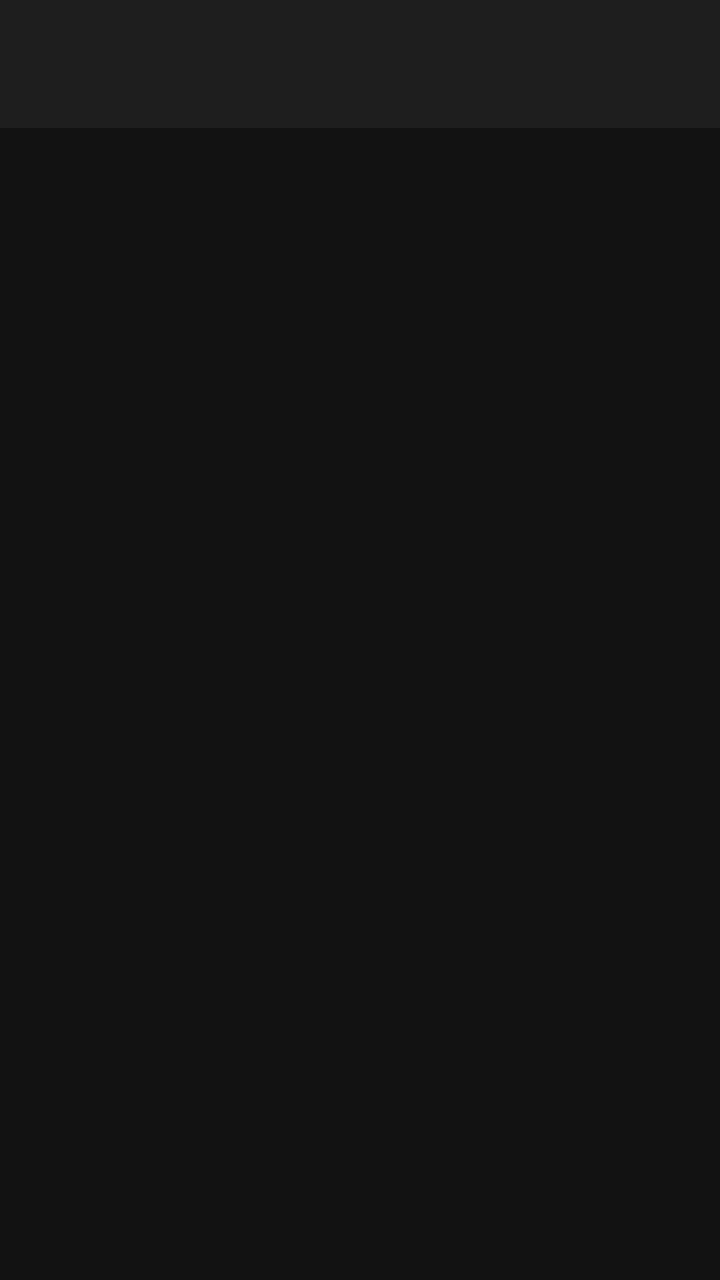
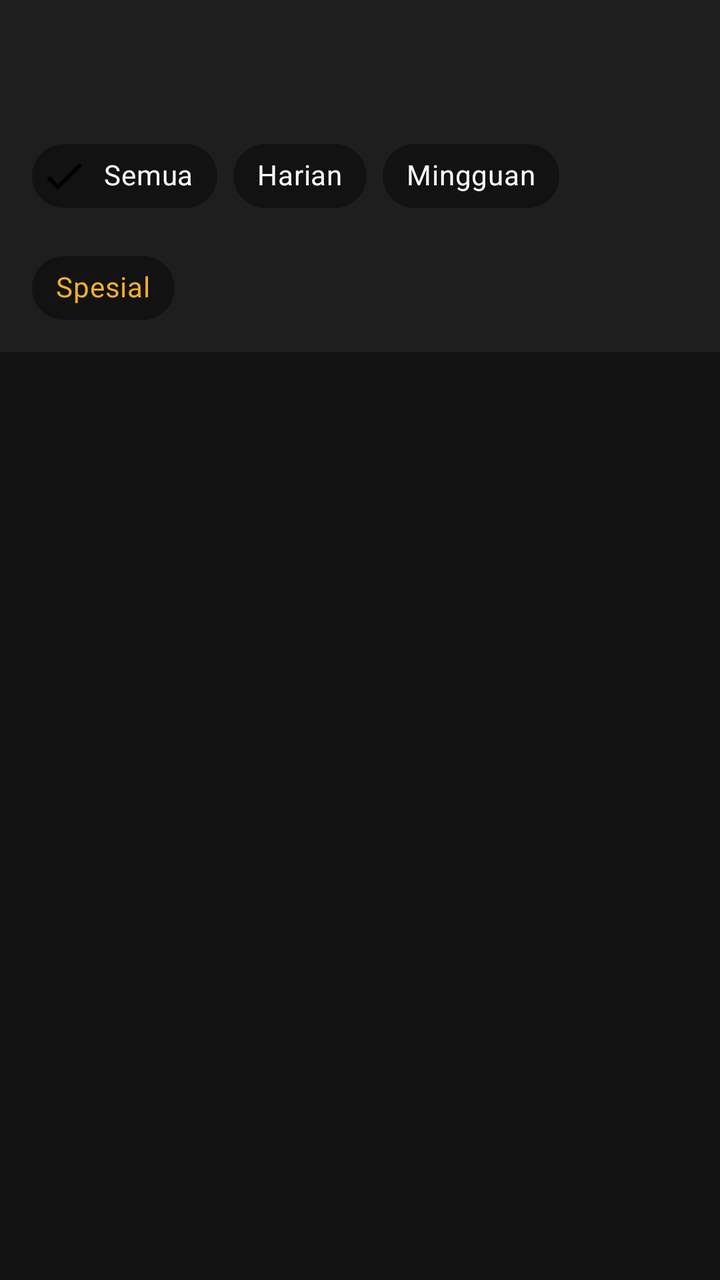

Compare the two renders of this Android layout. The source of the first and the diff that turns it into the second are given below.
<!-- AndroidManifest.xml: application theme Theme.Material3.Dark.NoActionBar -->
<!-- res/layout/fragment_message.xml -->
<?xml version="1.0" encoding="utf-8"?>
<androidx.coordinatorlayout.widget.CoordinatorLayout xmlns:android="http://schemas.android.com/apk/res/android"
    xmlns:app="http://schemas.android.com/apk/res-auto"
    xmlns:tools="http://schemas.android.com/tools"
    android:layout_width="match_parent"
    android:layout_height="match_parent"
    android:background="@color/BackgroundDark"
    tools:context=".Message.MessageFragment">

    <com.google.android.material.appbar.AppBarLayout
        android:id="@+id/appBarLayout"
        android:layout_width="match_parent"
        android:layout_height="wrap_content"
        android:theme="@style/ThemeOverlay.AppCompat.Dark.ActionBar">

        <androidx.appcompat.widget.Toolbar
            android:id="@+id/toolbar"
            android:layout_width="match_parent"
            android:layout_height="?attr/actionBarSize"
            android:background="@color/CardDark"
            app:layout_scrollFlags="scroll|enterAlways"
            app:subtitleTextColor="@color/TextWhite"
            app:titleTextColor="@color/TextGold" />

    </com.google.android.material.appbar.AppBarLayout>

    <ListView
        android:id="@+id/listMessageItems"
        android:layout_width="match_parent"
        android:layout_height="match_parent"
        android:divider="@null"
        android:dividerHeight="0dp"
        app:layout_behavior="@string/appbar_scrolling_view_behavior" />

</androidx.coordinatorlayout.widget.CoordinatorLayout>
<!-- resources referenced by this layout -->
<resources>
  <color name="BackgroundDark">#121212</color>
  <color name="CardDark">#1E1E1E</color>
  <color name="TextGold">#F3B026</color>
  <color name="TextWhite">#E0E0E0</color>
</resources>

<!-- the commit's change to res/layout/fragment_message.xml (unified diff, before → after) -->
@@ -11,6 +11,7 @@
         android:id="@+id/appBarLayout"
         android:layout_width="match_parent"
         android:layout_height="wrap_content"
+        android:background="@color/CardDark"
         android:theme="@style/ThemeOverlay.AppCompat.Dark.ActionBar">
 
         <androidx.appcompat.widget.Toolbar
@@ -21,6 +22,55 @@
             app:layout_scrollFlags="scroll|enterAlways"
             app:subtitleTextColor="@color/TextWhite"
             app:titleTextColor="@color/TextGold" />
+
+        
+        <com.google.android.material.chip.ChipGroup
+            android:id="@+id/chipGroupQuest"
+            android:layout_width="match_parent"
+            android:layout_height="wrap_content"
+            android:paddingHorizontal="16dp"
+            android:paddingBottom="8dp"
+            app:selectionRequired="true"
+            app:singleSelection="true">
+
+            <com.google.android.material.chip.Chip
+                android:id="@+id/chipSemua"
+                style="@style/Widget.MaterialComponents.Chip.Filter"
+                android:layout_width="wrap_content"
+                android:layout_height="wrap_content"
+                android:checked="true"
+                android:text="Semua"
+                android:textColor="@color/white"
+                app:chipBackgroundColor="@color/BackgroundDark" />
+
+            <com.google.android.material.chip.Chip
+                android:id="@+id/chipHarian"
+                style="@style/Widget.MaterialComponents.Chip.Filter"
+                android:layout_width="wrap_content"
+                android:layout_height="wrap_content"
+                android:text="Harian"
+                android:textColor="@color/white"
+                app:chipBackgroundColor="@color/BackgroundDark" />
+
+            <com.google.android.material.chip.Chip
+                android:id="@+id/chipMingguan"
+                style="@style/Widget.MaterialComponents.Chip.Filter"
+                android:layout_width="wrap_content"
+                android:layout_height="wrap_content"
+                android:text="Mingguan"
+                android:textColor="@color/white"
+                app:chipBackgroundColor="@color/BackgroundDark" />
+
+            <com.google.android.material.chip.Chip
+                android:id="@+id/chipSpesial"
+                style="@style/Widget.MaterialComponents.Chip.Filter"
+                android:layout_width="wrap_content"
+                android:layout_height="wrap_content"
+                android:text="Spesial"
+                android:textColor="@color/TextGold"
+                app:chipBackgroundColor="@color/BackgroundDark" />
+
+        </com.google.android.material.chip.ChipGroup>
 
     </com.google.android.material.appbar.AppBarLayout>
 
<!-- resource entries referenced after the edit -->
@@ -4,5 +4,6 @@
   <color name="CardDark">#1E1E1E</color>
   <color name="TextGold">#F3B026</color>
   <color name="TextWhite">#E0E0E0</color>
+  <color name="white">#FFFFFFFF</color>
 </resources>
 
